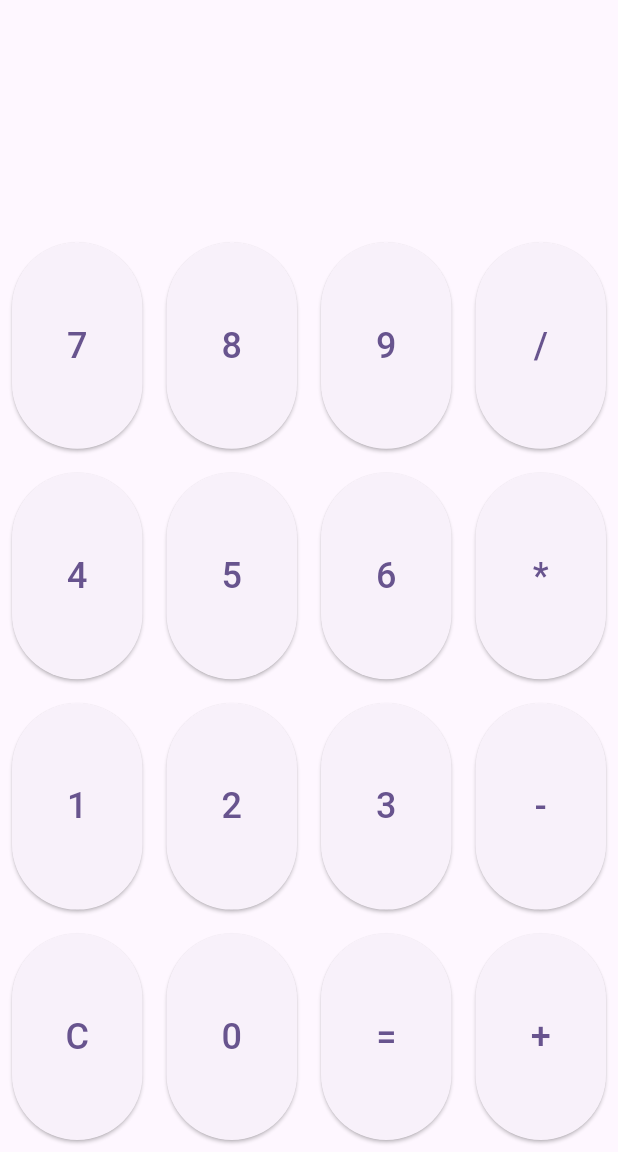
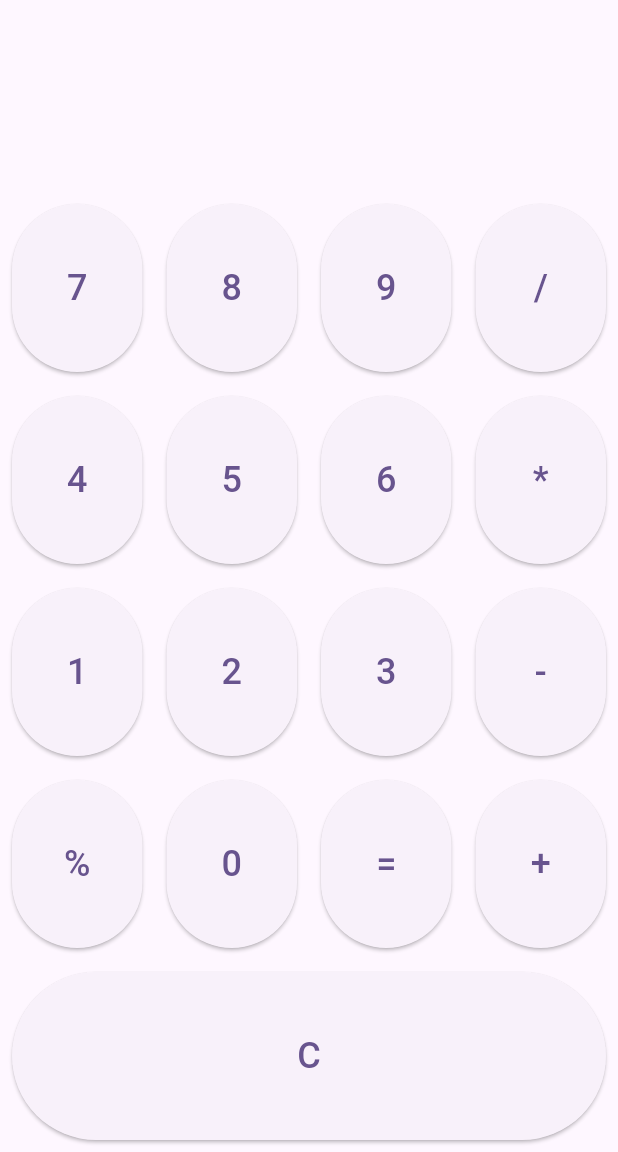
Before and after one commit to choister400/flutter-calculator, a Flutter app: the screen it shows after launch, on a phone screen of 412 x 824 dp, the part 84-1236 px from its top. Run offline on Flutter 3.47's test engine with Material 3 defaults, Android fonts, the phone set to English and light mode, and no system bars; missing offline and left inert: expressions.

```diff
--- a/lib/main.dart
+++ b/lib/main.dart
@@ -95,7 +95,8 @@ class _CalculatorHomePageState extends State<CalculatorHomePage> {
           _buildButtonRow(['7', '8', '9', '/']),
           _buildButtonRow(['4', '5', '6', '*']),
           _buildButtonRow(['1', '2', '3', '-']),
-          _buildButtonRow(['C', '0', '=', '+']),
+          _buildButtonRow(['%', '0', '=', '+']), // Add the '%' button here
+          _buildButtonRow(['C']),
         ],
       ),
     );
```
